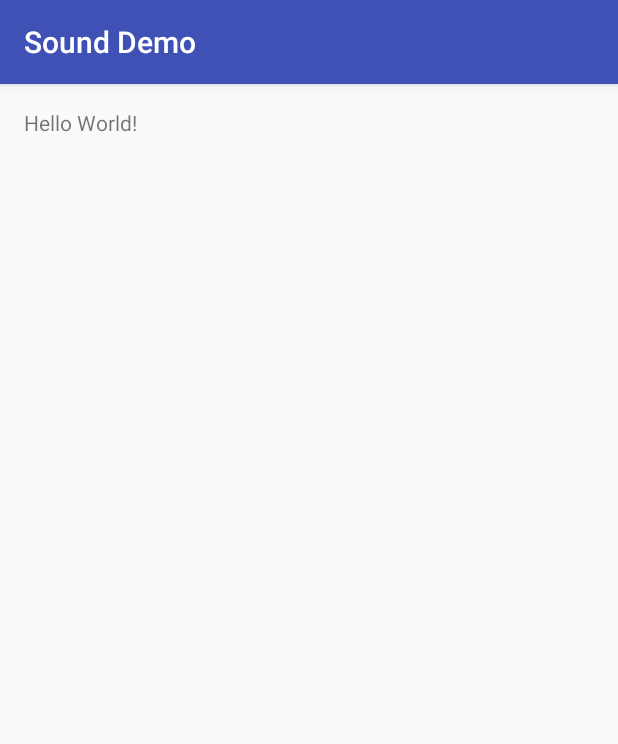
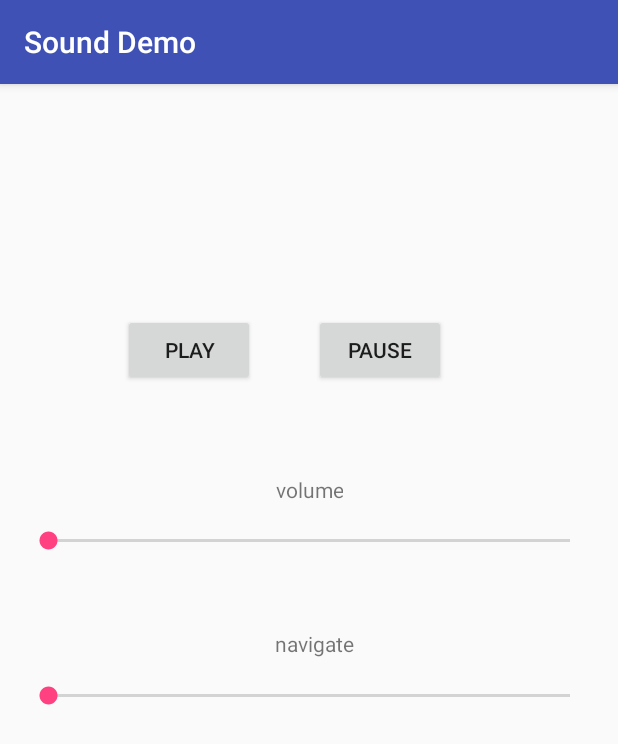
Before and after one commit to cenkerdemir/UdemyAndroid, an Android app: the screen it shows after launch (MainActivity), on a phone screen of 412 x 824 dp. Shown: the top 744 px of the screen. Run offline under Robolectric (Android 15) with nearby library versions, the phone set to English and light mode, and no system bars.

Commit message:
sound demo app kinda working

```diff
--- a/SoundDemo/app/src/main/java/com/cenkerdemir/sounddemo/MainActivity.java
+++ b/SoundDemo/app/src/main/java/com/cenkerdemir/sounddemo/MainActivity.java
@@ -1,13 +1,93 @@
 package com.cenkerdemir.sounddemo;
 
+import android.content.Context;
+import android.media.AudioManager;
 import android.support.v7.app.AppCompatActivity;
 import android.os.Bundle;
+import android.media.MediaPlayer;
+import android.util.Log;
+import android.view.View;
+import android.widget.SeekBar;
+
+import java.util.Timer;
+import java.util.TimerTask;
 
 public class MainActivity extends AppCompatActivity {
+
+    public MediaPlayer mPlayer;
+    public AudioManager aManager;
 
     @Override
     protected void onCreate(Bundle savedInstanceState) {
         super.onCreate(savedInstanceState);
         setContentView(R.layout.activity_main);
+        mPlayer = MediaPlayer.create(this, R.raw.creep);
+        aManager = (AudioManager) getSystemService(Context.AUDIO_SERVICE);
+
+        //volume control
+        int maxVolume = aManager.getStreamMaxVolume(AudioManager.STREAM_MUSIC);
+        int currentVolume = aManager.getStreamVolume(AudioManager.STREAM_MUSIC);
+
+        SeekBar volumeControl = (SeekBar) findViewById(R.id.seekBar);
+        volumeControl.setMax(maxVolume);
+        volumeControl.setProgress(currentVolume);
+
+        volumeControl.setOnSeekBarChangeListener(new SeekBar.OnSeekBarChangeListener() {
+            @Override
+            public void onProgressChanged(SeekBar seekBar, int i, boolean b) {
+                Log.i("SeekBar's value: ", String.valueOf(i));
+                aManager.setStreamVolume(AudioManager.STREAM_MUSIC, i, 0);
+            }
+
+            @Override
+            public void onStartTrackingTouch(SeekBar seekBar) {
+
+            }
+
+            @Override
+            public void onStopTrackingTouch(SeekBar seekBar) {
+
+            }
+        });
+
+        //navigation control
+        int maxLength = mPlayer.getDuration();
+        int currentPosition = mPlayer.getCurrentPosition();
+
+        final SeekBar navigationControl = (SeekBar) findViewById(R.id.seekBarNav);
+        navigationControl.setMax(maxLength);
+        navigationControl.setProgress(currentPosition);
+
+        new Timer().scheduleAtFixedRate(new TimerTask() {
+            @Override
+            public void run() {
+                navigationControl.setProgress(mPlayer.getCurrentPosition());
+            }
+        }, 0, 100);
+
+        navigationControl.setOnSeekBarChangeListener(new SeekBar.OnSeekBarChangeListener() {
+            @Override
+            public void onProgressChanged(SeekBar seekBar, int i, boolean b) {
+                mPlayer.seekTo(i);
+            }
+
+            @Override
+            public void onStartTrackingTouch(SeekBar seekBar) {
+
+            }
+
+            @Override
+            public void onStopTrackingTouch(SeekBar seekBar) {
+
+            }
+        });
+    }
+
+    public void playSound(View view) {
+        mPlayer.start();
+    }
+
+    public void pauseSound(View view) {
+        mPlayer.pause();
     }
 }
--- a/SoundDemo/app/src/main/res/layout/activity_main.xml
+++ b/SoundDemo/app/src/main/res/layout/activity_main.xml
@@ -10,8 +10,71 @@
     android:paddingTop="@dimen/activity_vertical_margin"
     tools:context="com.cenkerdemir.sounddemo.MainActivity">
 
-    <TextView
+    <Button
+        android:text="@string/pause"
         android:layout_width="wrap_content"
         android:layout_height="wrap_content"
-        android:text="Hello World!" />
+        android:id="@+id/button2"
+        android:onClick="pauseSound"
+        android:layout_alignBaseline="@+id/button"
+        android:layout_alignBottom="@+id/button"
+        android:layout_toRightOf="@+id/button"
+        android:layout_toEndOf="@+id/button"
+        android:layout_marginLeft="39dp"
+        android:layout_marginStart="39dp" />
+
+    <Button
+        android:text="@string/play"
+        android:layout_width="wrap_content"
+        android:layout_height="wrap_content"
+        android:layout_marginLeft="66dp"
+        android:layout_marginStart="66dp"
+        android:layout_marginTop="137dp"
+        android:id="@+id/button"
+        android:onClick="playSound"
+        android:layout_alignParentTop="true"
+        android:layout_alignParentLeft="true"
+        android:layout_alignParentStart="true" />
+
+    <SeekBar
+        android:layout_width="wrap_content"
+        android:layout_height="wrap_content"
+        android:id="@+id/seekBar"
+        android:layout_below="@+id/button2"
+        android:layout_alignParentLeft="true"
+        android:layout_alignParentStart="true"
+        android:layout_marginTop="94dp"
+        android:layout_alignParentRight="true"
+        android:layout_alignParentEnd="true" />
+
+    <TextView
+        android:text="@string/volume"
+        android:layout_width="wrap_content"
+        android:layout_height="wrap_content"
+        android:layout_alignBottom="@+id/seekBar"
+        android:layout_centerHorizontal="true"
+        android:layout_marginBottom="33dp"
+        android:id="@+id/textView"
+        android:textAlignment="center" />
+
+    <TextView
+        android:text="@string/navigate"
+        android:layout_width="wrap_content"
+        android:layout_height="wrap_content"
+        android:layout_below="@+id/seekBar"
+        android:layout_marginTop="50dp"
+        android:id="@+id/textView2"
+        android:layout_alignLeft="@+id/textView"
+        android:layout_alignStart="@+id/textView" />
+
+    <SeekBar
+        android:layout_width="wrap_content"
+        android:layout_height="wrap_content"
+        android:layout_marginTop="16dp"
+        android:id="@+id/seekBarNav"
+        android:layout_below="@+id/textView2"
+        android:layout_alignParentLeft="true"
+        android:layout_alignParentStart="true"
+        android:layout_alignParentRight="true"
+        android:layout_alignParentEnd="true" />
 </RelativeLayout>
--- a/SoundDemo/app/src/main/res/values/strings.xml
+++ b/SoundDemo/app/src/main/res/values/strings.xml
@@ -1,3 +1,7 @@
 <resources>
     <string name="app_name">Sound Demo</string>
+    <string name="pause">PAUSE</string>
+    <string name="play">PLAY</string>
+    <string name="volume">volume</string>
+    <string name="navigate">navigate</string>
 </resources>
```
Also changed, not shown: 1 other file.
